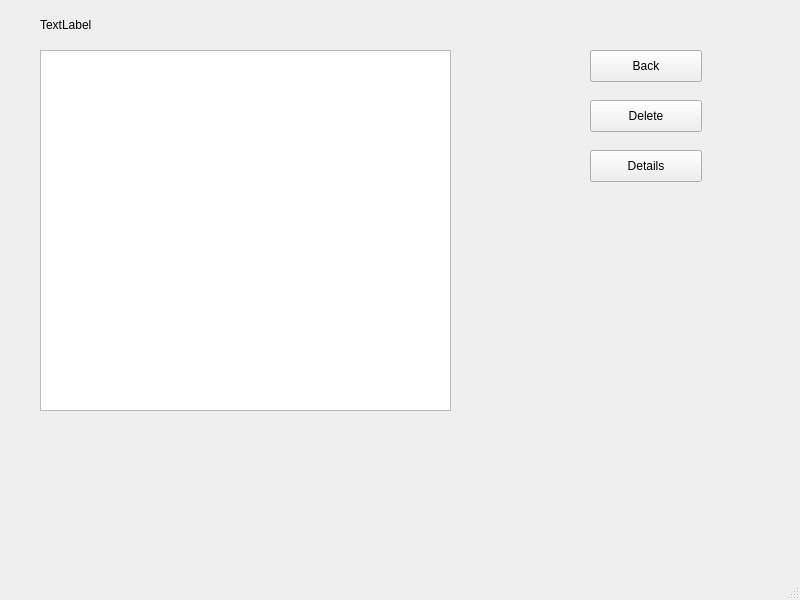
Old version of the form project/lab6/mainwindow.ui in the repository aneroid11/Databases.
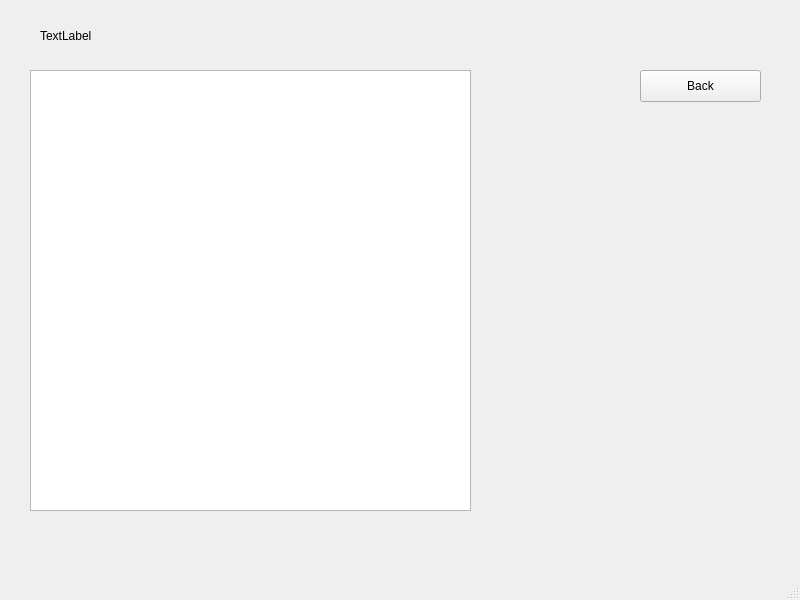
New version of the form.

Commit message: dummy playlists page

The edit to the form file:
```diff
--- a/project/lab6/mainwindow.ui
+++ b/project/lab6/mainwindow.ui
@@ -36,7 +36,7 @@
      </rect>
     </property>
     <property name="currentIndex">
-     <number>12</number>
+     <number>10</number>
     </property>
     <widget class="QWidget" name="startingPage">
      <widget class="QPushButton" name="starting_signUpButton">
@@ -1031,7 +1031,57 @@
       </property>
      </widget>
     </widget>
-    <widget class="QWidget" name="myPlaylistsPage"/>
+    <widget class="QWidget" name="playlistsPage">
+     <widget class="QLabel" name="playlists_titleLabel">
+      <property name="geometry">
+       <rect>
+        <x>40</x>
+        <y>20</y>
+        <width>131</width>
+        <height>31</height>
+       </rect>
+      </property>
+      <property name="text">
+       <string>TextLabel</string>
+      </property>
+     </widget>
+     <widget class="QLabel" name="playlists_artistIdLabel">
+      <property name="geometry">
+       <rect>
+        <x>190</x>
+        <y>20</y>
+        <width>76</width>
+        <height>31</height>
+       </rect>
+      </property>
+      <property name="text">
+       <string/>
+      </property>
+     </widget>
+     <widget class="QListWidget" name="playlists_playlistsList">
+      <property name="geometry">
+       <rect>
+        <x>30</x>
+        <y>70</y>
+        <width>441</width>
+        <height>441</height>
+       </rect>
+      </property>
+     </widget>
+     <widget class="QPushButton" name="playlists_backButton">
+      <property name="geometry">
+       <rect>
+        <x>640</x>
+        <y>70</y>
+        <width>121</width>
+        <height>32</height>
+       </rect>
+      </property>
+      <property name="text">
+       <string>Back</string>
+      </property>
+     </widget>
+    </widget>
     <widget class="QWidget" name="createAdminPage">
      <widget class="QLineEdit" name="createAdmin_emailLineEdit">
       <property name="geometry">
```
The commit also changes 2 other files.
